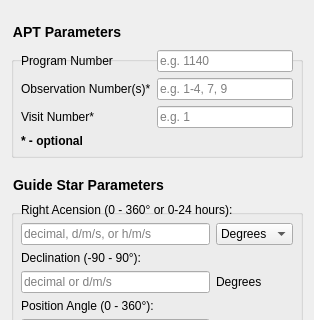
spacetelescope/jwst_magic, file jwst_magic/segment_guiding/segmentOverrideFileDialog.ui: the form before one commit; both pictures show x 0 to 314 and y 0 to 320 of the 314 by 807 pixel window.
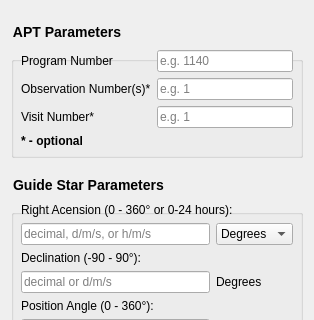
The form after the commit.

```diff
--- a/jwst_magic/segment_guiding/segmentOverrideFileDialog.ui
+++ b/jwst_magic/segment_guiding/segmentOverrideFileDialog.ui
@@ -95,7 +95,7 @@
          <string>Number of the observation within the APT program</string>
         </property>
         <property name="placeholderText">
-         <string>e.g. 1-4, 7, 9</string>
+         <string>e.g. 1</string>
         </property>
        </widget>
       </item>
```
